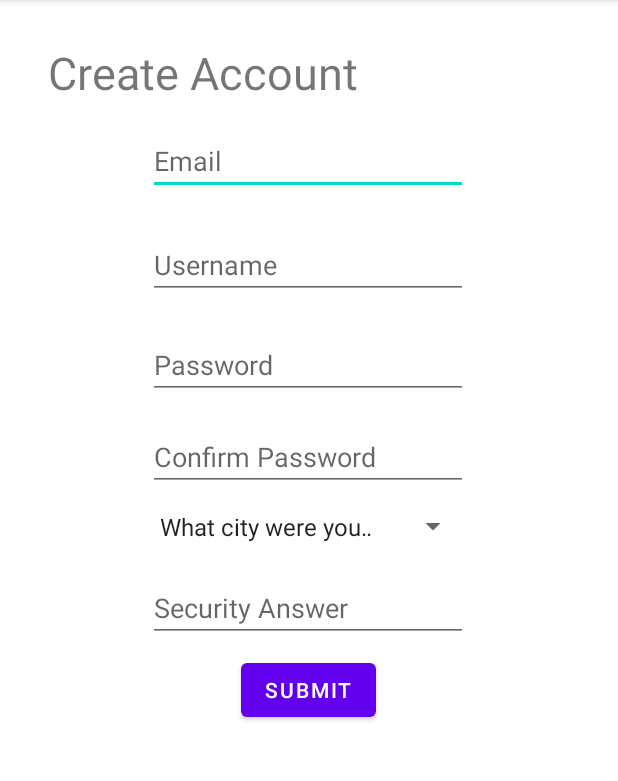
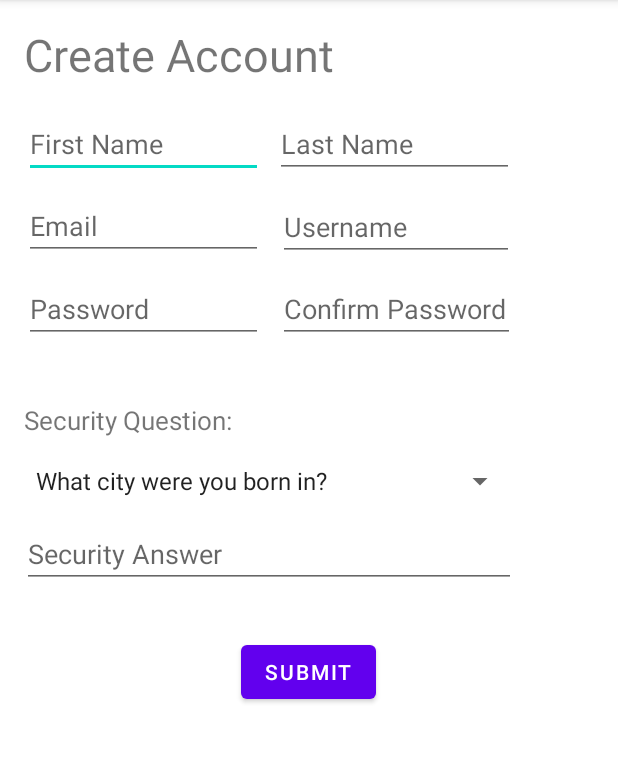
Before and after one commit to rileyjsumner/UPark, an Android app: the CreateAccount screen opened directly, with no data from a screen before it, on a phone screen of 412 x 824 dp, the part 84-865 px from its top. Run offline under Robolectric (Android 15) with nearby library versions, the phone set to English and light mode, and no system bars.

Commit message:
rearranged layout

```diff
--- a/app/src/main/java/com/example/upark/CreateAccount.java
+++ b/app/src/main/java/com/example/upark/CreateAccount.java
@@ -3,10 +3,20 @@ package com.example.upark;
 import androidx.appcompat.app.AppCompatActivity;
 
 import android.os.Bundle;
+import android.view.View;
 import android.widget.ArrayAdapter;
 import android.widget.Spinner;
 
 public class CreateAccount extends AppCompatActivity {
+    // when submit button pressed:
+    public void clickFunction(View view) {
+        // check if username already exists
+
+        // create new user and save data
+        //      where to save security question? do first name and last name fields need to be added?
+
+        // go to home page or profile page
+    }
 
     @Override
     protected void onCreate(Bundle savedInstanceState) {
--- a/app/src/main/res/layout/activity_create_account.xml
+++ b/app/src/main/res/layout/activity_create_account.xml
@@ -6,93 +6,144 @@
     android:layout_height="match_parent"
     tools:context=".CreateAccount">
 
-
-    <EditText
-        android:id="@+id/email"
-        android:layout_width="wrap_content"
-        android:layout_height="wrap_content"
-        android:layout_marginTop="16dp"
-        android:ems="10"
-        android:hint="Email"
-        android:inputType="textEmailAddress"
-        app:layout_constraintEnd_toEndOf="parent"
-        app:layout_constraintHorizontal_bias="0.497"
-        app:layout_constraintStart_toStartOf="parent"
-        app:layout_constraintTop_toBottomOf="@+id/textView" />
-
-    <EditText
-        android:id="@+id/username"
-        android:layout_width="wrap_content"
-        android:layout_height="wrap_content"
-        android:layout_marginTop="24dp"
-        android:ems="10"
-        android:hint="Username"
-        android:inputType="textPersonName"
-        app:layout_constraintStart_toStartOf="@+id/email"
-        app:layout_constraintTop_toBottomOf="@+id/email" />
-
-    <EditText
-        android:id="@+id/password"
-        android:layout_width="wrap_content"
-        android:layout_height="wrap_content"
-        android:layout_marginTop="21dp"
-        android:ems="10"
-        android:hint="Password"
-        android:inputType="textPassword"
-        app:layout_constraintStart_toStartOf="@+id/username"
-        app:layout_constraintTop_toBottomOf="@+id/username" />
-
-    <EditText
-        android:id="@+id/confirmPass"
-        android:layout_width="wrap_content"
-        android:layout_height="wrap_content"
-        android:layout_marginTop="16dp"
-        android:ems="10"
-        android:hint="Confirm Password"
-        android:inputType="textPassword"
-        app:layout_constraintStart_toStartOf="@+id/password"
-        app:layout_constraintTop_toBottomOf="@+id/password" />
-
-
-    <Spinner
-        android:id="@+id/spinner"
-        android:layout_width="214dp"
-        android:layout_height="47dp"
-        app:layout_constraintStart_toStartOf="@+id/confirmPass"
-        app:layout_constraintTop_toBottomOf="@+id/confirmPass" />
-
-    <EditText
-        android:id="@+id/securityA"
-        android:layout_width="wrap_content"
-        android:layout_height="wrap_content"
-        android:layout_marginTop="8dp"
-        android:ems="10"
-        android:hint="Security Answer"
-        android:inputType="textShortMessage"
-        app:layout_constraintStart_toStartOf="@+id/spinner"
-        app:layout_constraintTop_toBottomOf="@+id/spinner" />
-
-    <Button
-        android:id="@+id/button"
-        android:layout_width="wrap_content"
-        android:layout_height="wrap_content"
-        android:layout_marginTop="8dp"
-        android:text="Submit"
-        app:layout_constraintEnd_toEndOf="parent"
-        app:layout_constraintHorizontal_bias="0.498"
-        app:layout_constraintStart_toStartOf="parent"
-        app:layout_constraintTop_toBottomOf="@+id/securityA" />
-
     <TextView
         android:id="@+id/textView"
         android:layout_width="wrap_content"
         android:layout_height="wrap_content"
-        android:layout_marginStart="32dp"
-        android:layout_marginTop="28dp"
+        android:layout_marginStart="16dp"
+        android:layout_marginTop="16dp"
         android:text="Create Account"
         android:textSize="30sp"
         app:layout_constraintStart_toStartOf="parent"
         app:layout_constraintTop_toTopOf="parent" />
 
 
+    <EditText
+        android:id="@+id/fname"
+        android:layout_width="159dp"
+        android:layout_height="42dp"
+        android:layout_marginStart="16dp"
+        android:layout_marginTop="20dp"
+        android:ems="10"
+        android:hint="First Name"
+        android:inputType="textPersonName"
+        app:layout_constraintStart_toStartOf="parent"
+        app:layout_constraintTop_toBottomOf="@+id/textView" />
+
+    <EditText
+        android:id="@+id/lname"
+        android:layout_width="159dp"
+        android:layout_height="42dp"
+        android:ems="10"
+        android:hint="Last Name"
+        android:inputType="textPersonName"
+        app:layout_constraintBottom_toBottomOf="@+id/fname"
+        app:layout_constraintEnd_toEndOf="parent"
+        app:layout_constraintHorizontal_bias="0.103"
+        app:layout_constraintStart_toEndOf="@+id/fname"
+        app:layout_constraintTop_toTopOf="@+id/fname"
+        app:layout_constraintVertical_bias="0.111" />
+
+    <EditText
+        android:id="@+id/email"
+        android:layout_width="159dp"
+        android:layout_height="43dp"
+        android:ems="10"
+        android:hint="Email"
+        android:inputType="textEmailAddress"
+        app:layout_constraintBottom_toBottomOf="parent"
+        app:layout_constraintEnd_toEndOf="@+id/fname"
+        app:layout_constraintHorizontal_bias="0.0"
+        app:layout_constraintStart_toStartOf="@+id/fname"
+        app:layout_constraintTop_toBottomOf="@+id/fname"
+        app:layout_constraintVertical_bias="0.019" />
+
+    <EditText
+        android:id="@+id/username"
+        android:layout_width="157dp"
+        android:layout_height="44dp"
+        android:ems="10"
+        android:hint="Username"
+        android:inputType="textPersonName"
+        app:layout_constraintBottom_toBottomOf="@+id/email"
+        app:layout_constraintEnd_toEndOf="parent"
+        app:layout_constraintHorizontal_bias="0.126"
+        app:layout_constraintStart_toEndOf="@+id/email"
+        app:layout_constraintTop_toTopOf="@+id/email"
+        app:layout_constraintVertical_bias="0.0" />
+
+    <EditText
+        android:id="@+id/password"
+        android:layout_width="159dp"
+        android:layout_height="44dp"
+        android:ems="10"
+        android:hint="Password"
+        android:inputType="textPassword"
+        app:layout_constraintBottom_toBottomOf="parent"
+        app:layout_constraintEnd_toEndOf="@+id/email"
+        app:layout_constraintHorizontal_bias="0.0"
+        app:layout_constraintStart_toStartOf="@+id/email"
+        app:layout_constraintTop_toBottomOf="@+id/email"
+        app:layout_constraintVertical_bias="0.021" />
+
+    <EditText
+        android:id="@+id/confirmPass"
+        android:layout_width="158dp"
+        android:layout_height="44dp"
+        android:ems="10"
+        android:hint="Confirm Password"
+        android:inputType="textPassword"
+        app:layout_constraintBottom_toBottomOf="parent"
+        app:layout_constraintEnd_toEndOf="@+id/username"
+        app:layout_constraintHorizontal_bias="0.0"
+        app:layout_constraintStart_toStartOf="@+id/username"
+        app:layout_constraintTop_toBottomOf="@+id/username"
+        app:layout_constraintVertical_bias="0.019" />
+
+    <EditText
+        android:id="@+id/securityA"
+        android:layout_width="329dp"
+        android:layout_height="39dp"
+        android:ems="10"
+        android:hint="Security Answer"
+        android:inputType="textShortMessage"
+        app:layout_constraintBottom_toBottomOf="parent"
+        app:layout_constraintEnd_toEndOf="@+id/spinner"
+        app:layout_constraintTop_toBottomOf="@+id/spinner"
+        app:layout_constraintVertical_bias="0.03" />
+
+    <TextView
+        android:id="@+id/textView2"
+        android:layout_width="wrap_content"
+        android:layout_height="wrap_content"
+        android:text="Security Question:"
+        android:textSize="17sp"
+        app:layout_constraintBottom_toBottomOf="parent"
+        app:layout_constraintStart_toStartOf="@+id/password"
+        app:layout_constraintTop_toBottomOf="@+id/password"
+        app:layout_constraintVertical_bias="0.076" />
+
+    <Spinner
+        android:id="@+id/spinner"
+        android:layout_width="328dp"
+        android:layout_height="41dp"
+        app:layout_constraintBottom_toBottomOf="parent"
+        app:layout_constraintStart_toStartOf="@+id/textView2"
+        app:layout_constraintTop_toBottomOf="@+id/textView2"
+        app:layout_constraintVertical_bias="0.019" />
+
+    <Button
+        android:id="@+id/button"
+        android:layout_width="wrap_content"
+        android:layout_height="wrap_content"
+        android:onClick="clickFunction"
+        android:text="Submit"
+        app:layout_constraintBottom_toBottomOf="parent"
+        app:layout_constraintEnd_toEndOf="parent"
+        app:layout_constraintHorizontal_bias="0.498"
+        app:layout_constraintStart_toStartOf="parent"
+        app:layout_constraintTop_toBottomOf="@+id/securityA"
+        app:layout_constraintVertical_bias="0.097" />
+
+
 </androidx.constraintlayout.widget.ConstraintLayout>
```
